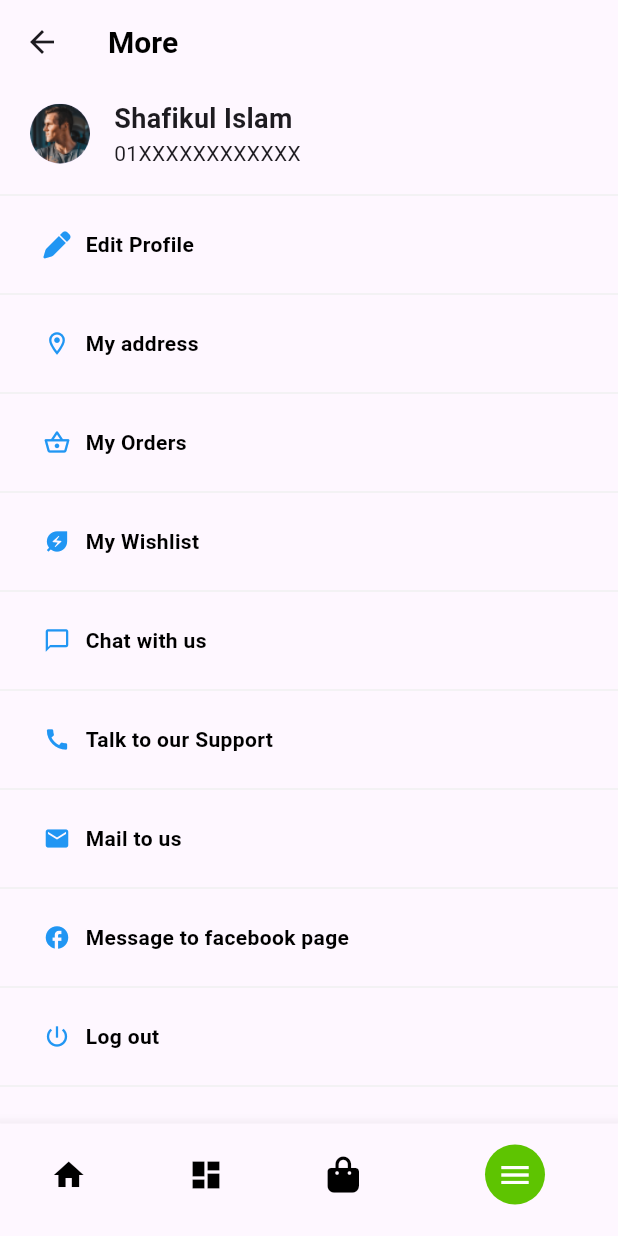
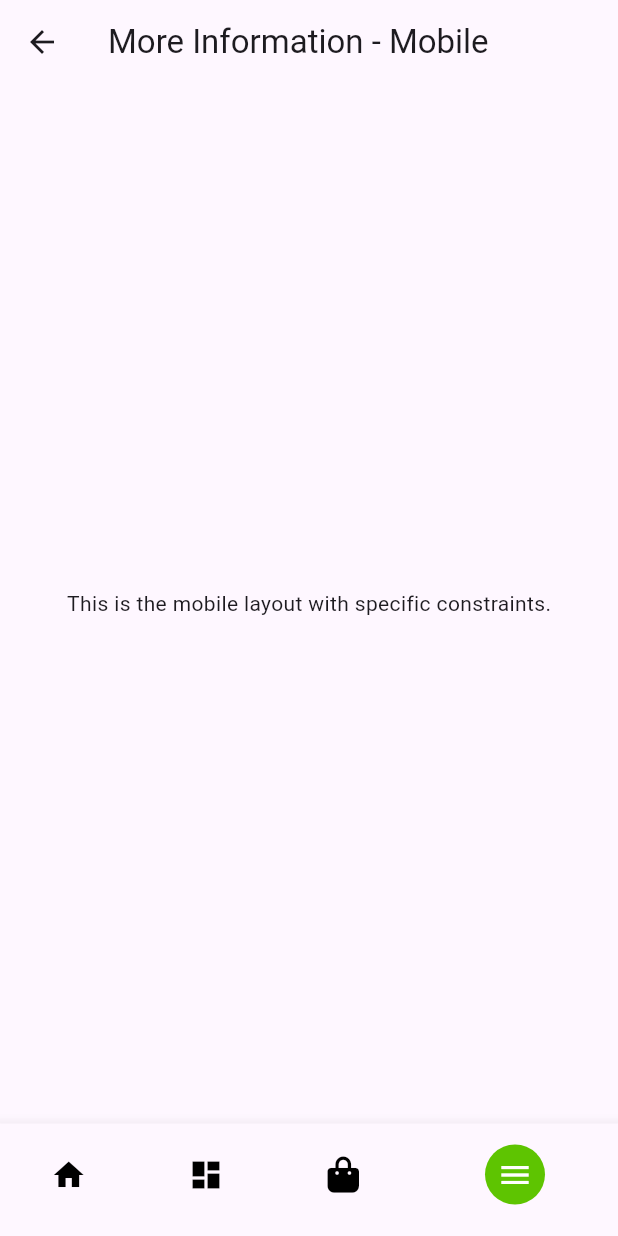
Before and after one commit to engbasel/Grocery-Market-App, a Flutter app: the screen it shows after launch, item 4 of the bottom bar chosen, on a phone screen of 412 x 824 dp. Run offline on Flutter 3.47's test engine with Material 3 defaults, Android fonts, the phone set to English and light mode, and no system bars; our stand-ins replace flutter_bloc, flutter_svg, font_awesome_flutter, shared_preferences, smooth_page_indicator.

Commit message:
"Refactored MoreInfoView to use LayoutBuilder for responsive design, added separate views for desktop, tablet, and mobile layouts, and renamed original MoreInfoViewBody to MoreInfoViewBodyDesktop."

```diff
--- a/lib/Features/MoreInformation/Views/MoreInfoView.dart
+++ b/lib/Features/MoreInformation/Views/MoreInfoView.dart
@@ -1,11 +1,41 @@
+// import 'package:flutter/material.dart';
+// import 'package:grocerymarket/Features/MoreInformation/Widgets/MoreInfoViewBoady.dart';
+
+// class MoreInfoView extends StatelessWidget {
+//   const MoreInfoView({super.key});
+
+//   @override
+//   Widget build(BuildContext context) {
+//     return const MoreInfoViewBodyDesktop();
+//   }
+// }
+
 import 'package:flutter/material.dart';
-import 'package:grocerymarket/Features/MoreInformation/Widgets/MoreInfoViewBoady.dart';
+import 'package:grocerymarket/Features/MoreInformation/Views/MoreInfoViewBodyMobile.dart';
+import 'package:grocerymarket/Features/MoreInformation/Views/MoreInfoViewBodyTablet.dart';
+
+import '../Widgets/MoreInfoViewBoady.dart';
 
 class MoreInfoView extends StatelessWidget {
   const MoreInfoView({super.key});
 
   @override
   Widget build(BuildContext context) {
-    return const MoreInfoViewBody();
+    return LayoutBuilder(
+      builder: (context, constraints) {
+        print(constraints.maxWidth);
+
+        if (constraints.maxWidth >= 800) {
+          // Desktop layout
+          return const MoreInfoViewBodyDesktop();
+        } else if (constraints.maxWidth >= 452) {
+          // Tablet layout
+          return const MoreInfoViewBodyTablet();
+        } else {
+          // Mobile layout
+          return const MoreInfoViewBodyMobile();
+        }
+      },
+    );
   }
 }
--- /dev/null
+++ b/lib/Features/MoreInformation/Views/MoreInfoViewBodyMobile.dart
@@ -0,0 +1,22 @@
+import 'package:flutter/material.dart';
+
+class MoreInfoViewBodyMobile extends StatelessWidget {
+  const MoreInfoViewBodyMobile({super.key});
+
+  @override
+  Widget build(BuildContext context) {
+    return Scaffold(
+      appBar: AppBar(
+        title: const Text('More Information - Mobile'),
+      ),
+      body: Center(
+        child: Container(
+          constraints:
+              const BoxConstraints(maxWidth: 400), // Example constraint
+          child: const Text(
+              'This is the mobile layout with specific constraints.'),
+        ),
+      ),
+    );
+  }
+}
--- a/lib/Features/MoreInformation/Widgets/MoreInfoViewBoady.dart
+++ b/lib/Features/MoreInformation/Widgets/MoreInfoViewBoady.dart
@@ -8,14 +8,15 @@ import 'package:grocerymarket/Features/Profile/views/EditProfileview.dart';
 import 'package:grocerymarket/Features/Wishlist/Views/WishlistViews.dart';
 import '../../Home/Widgets/CustomAppBar.dart';
 
-class MoreInfoViewBody extends StatefulWidget {
-  const MoreInfoViewBody({super.key});
+class MoreInfoViewBodyDesktop extends StatefulWidget {
+  const MoreInfoViewBodyDesktop({super.key});
 
   @override
-  _MoreInfoViewBodyState createState() => _MoreInfoViewBodyState();
+  _MoreInfoViewBodyDesktopState createState() =>
+      _MoreInfoViewBodyDesktopState();
 }
 
-class _MoreInfoViewBodyState extends State<MoreInfoViewBody> {
+class _MoreInfoViewBodyDesktopState extends State<MoreInfoViewBodyDesktop> {
   int? _selectedIndex;
 
   void _onItemTapped(int index, Future<void> Function() navigationCallback) {
```
Also changed, not shown: lib/Features/MoreInformation/Views/MoreInfoViewBodyTablet.dart (added, +22 -0 lines).
